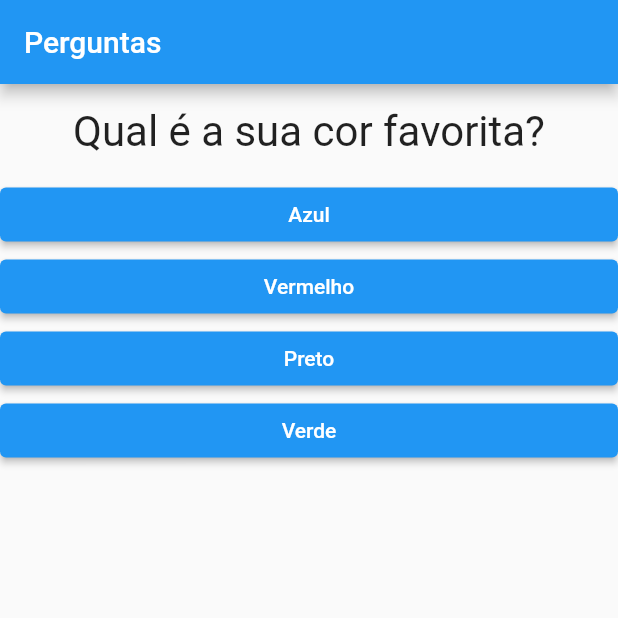
After one commit to augustoprogramador/projeto_pergunta, a Flutter app: the screen it shows after launch, on a phone screen of 412 x 824 dp, the top half of it. The commit adds this screen. Run offline on Flutter 3.47's test engine with Material 2 defaults, Android fonts, the phone set to English and light mode, and no system bars.

Commit message:
Criação do Questionário

```diff
--- a/lib/main.dart
+++ b/lib/main.dart
@@ -1,5 +1,6 @@
 import 'package:flutter/material.dart';
 import 'package:projeto_pergunta/questao.dart';
+import 'package:projeto_pergunta/questionario.dart';
 import 'package:projeto_pergunta/resposta.dart';
 import 'package:projeto_pergunta/resultado.dart';
 
@@ -62,11 +63,10 @@ class _PerguntaAppState extends State<PerguntaApp> {
           title: const Text('Perguntas'),
         ),
         body: temPerguntaSelecionada
-            ? Column(
-                children: [
-                  Questao(_perguntas[_nextQuestion]['question'].toString()),
-                  ...respostas.map((t) => Resposta(t, _responder)).toList(),
-                ],
+            ? Questionario(
+                perguntas: _perguntas,
+                nextQuestion: _nextQuestion,
+                responder: _responder,
               )
             : const Resultado(),
       ),
--- /dev/null
+++ b/lib/questionario.dart
@@ -0,0 +1,27 @@
+import 'package:flutter/material.dart';
+import 'package:projeto_pergunta/questao.dart';
+import 'package:projeto_pergunta/resposta.dart';
+
+class Questionario extends StatelessWidget {
+  final List<Map<String, Object>> perguntas;
+  final int nextQuestion;
+  final Function() responder;
+
+  const Questionario({
+    required this.perguntas,
+    required this.nextQuestion,
+    required this.responder,
+    super.key,
+  });
+
+  @override
+  Widget build(BuildContext context) {
+    final List<String> respostas = perguntas[nextQuestion].cast()['answer'];
+    return Column(
+      children: [
+        Questao(perguntas[nextQuestion]['question'].toString()),
+        ...respostas.map((t) => Resposta(t, responder)).toList(),
+      ],
+    );
+  }
+}
```
